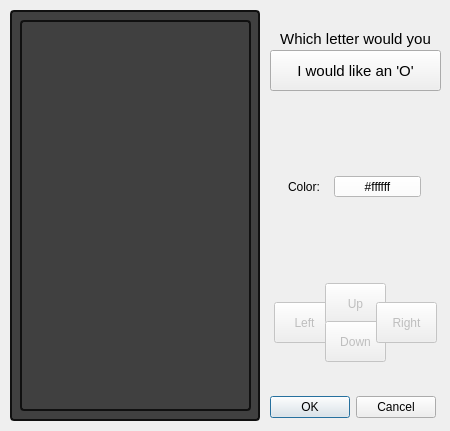
First picture: the form in Tower_of_Lights_Editor_V3/lettereffectdialog.ui, repository ThereIsNoEscape/cs383project, before the edit.
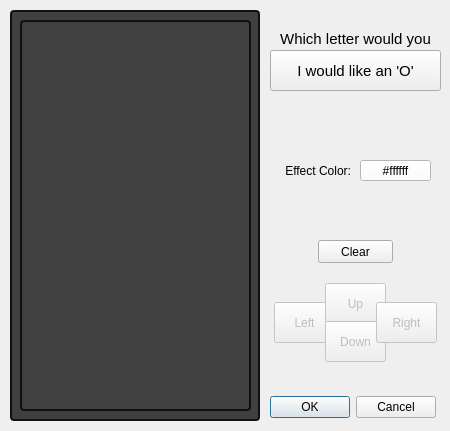
Second picture: the form after the edit.

Patch:
```diff
--- a/Tower_of_Lights_Editor_V3/lettereffectdialog.ui
+++ b/Tower_of_Lights_Editor_V3/lettereffectdialog.ui
@@ -18,8 +18,8 @@
   </property>
   <property name="maximumSize">
    <size>
-    <width>460</width>
-    <height>440</height>
+    <width>450</width>
+    <height>431</height>
    </size>
   </property>
   <property name="windowTitle">
@@ -192,22 +192,25 @@
   <widget class="QLabel" name="label_2">
    <property name="geometry">
     <rect>
-     <x>288</x>
-     <y>176</y>
-     <width>59</width>
+     <x>260</x>
+     <y>160</y>
+     <width>91</width>
      <height>21</height>
     </rect>
    </property>
    <property name="text">
-    <string>Color:</string>
+    <string>Effect Color:</string>
+   </property>
+   <property name="alignment">
+    <set>Qt::AlignRight|Qt::AlignTrailing|Qt::AlignVCenter</set>
    </property>
   </widget>
   <widget class="QPushButton" name="pushButton_color">
    <property name="geometry">
     <rect>
-     <x>334</x>
-     <y>176</y>
-     <width>87</width>
+     <x>360</x>
+     <y>160</y>
+     <width>71</width>
      <height>21</height>
     </rect>
    </property>
@@ -218,6 +221,19 @@
     <string>#ffffff</string>
    </property>
   </widget>
+  <widget class="QPushButton" name="pushButton_clear">
+   <property name="geometry">
+    <rect>
+     <x>318</x>
+     <y>240</y>
+     <width>75</width>
+     <height>23</height>
+    </rect>
+   </property>
+   <property name="text">
+    <string>Clear</string>
+   </property>
+  </widget>
  </widget>
  <resources/>
  <connections>
```
